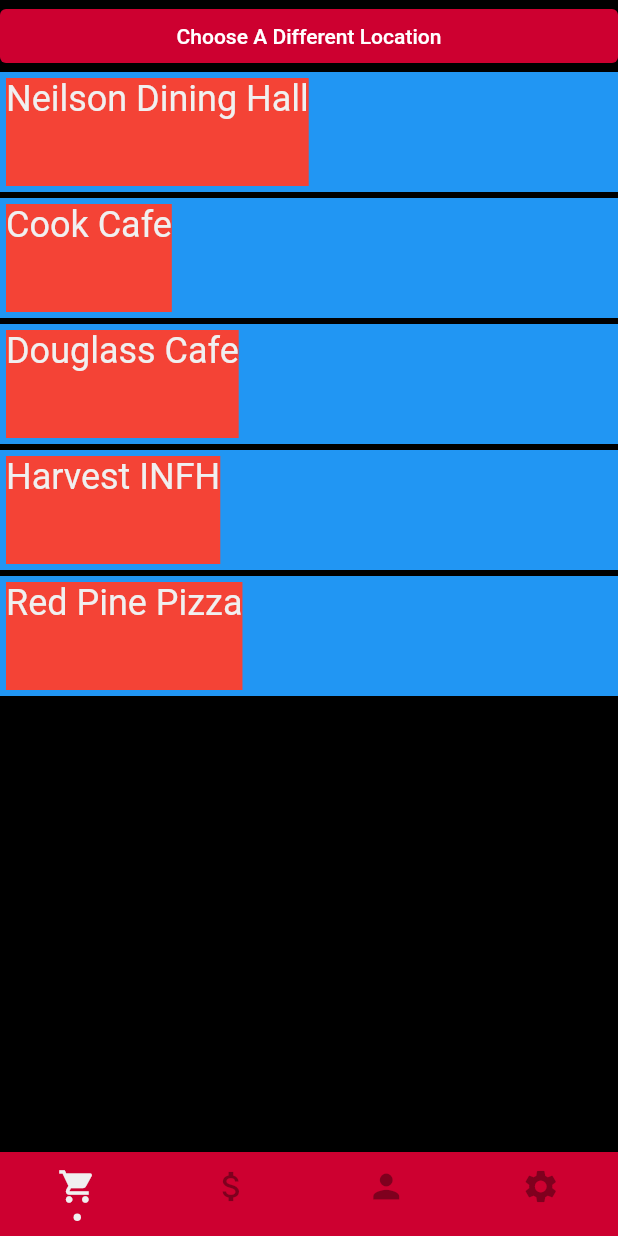
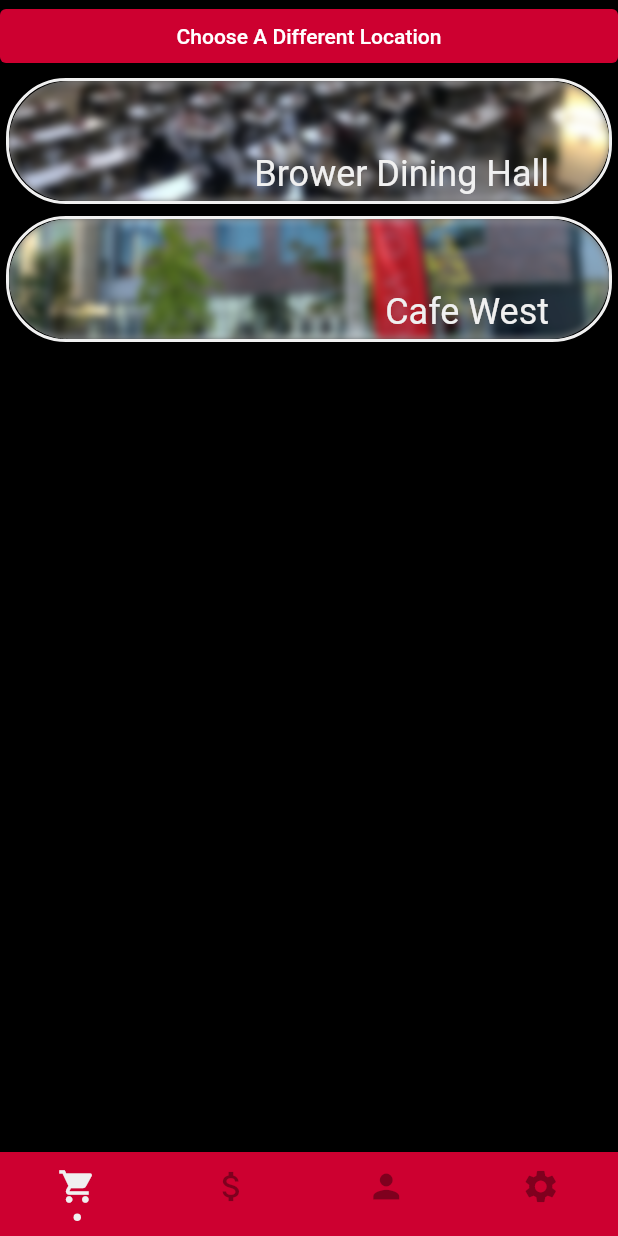
Before and after one commit to SoPat712/RUSwipeShare, a Flutter app: the screen it shows once a user with an empty profile is signed in, after a tap on "College Avenue", on a phone screen of 412 x 824 dp. Run offline on Flutter 3.47's test engine with Material 2 defaults, Android fonts, the phone set to English and light mode, and no system bars; drawn by our look-alikes of persistent_bottom_nav_bar; our stand-ins replace cloud_firestore, firebase_auth, firebase_core, firebase_database, flutter_credit_card, google_fonts and 1 more; missing offline and left inert: dart:ffi, flutter_stripe, flutterfire_ui, material_dialogs; accounts and stored records are empty.

```diff
--- a/lib/buy.dart
+++ b/lib/buy.dart
@@ -1,8 +1,12 @@
+import 'dart:collection';
+import 'dart:ui';
+
 import 'package:flutter/material.dart';
 import 'package:material_dialogs/shared/types.dart';
 import 'package:material_dialogs/widgets/buttons/icon_button.dart';
 import 'package:material_dialogs/widgets/buttons/icon_outline_button.dart';
 import 'package:material_dialogs/material_dialogs.dart';
+import 'package:ruswipeshare/main.dart';
 
 enum CampusState { campuses, list_options, offers }
 
@@ -18,9 +22,23 @@ final List<String> entries = <String>[
   'Pearl Morse',
   'Jana Munguia'
 ];
+final Map<String, String> nameToAsset = {
+  'Brower Dining Hall': 'brower.jpg',
+  'Cafe West': 'cafe_west.jpg',
+  'Busch Dining Hall': 'bdh.jpg',
+  'Woody\'s Cafe': 'woodys.jpg',
+  'Livingston Dining Hall': 'ldh.jpg',
+  'Kilmer\'s Market': 'kilmers.png',
+  'Sbarro\'s': 'sbarros.jpg',
+  'Neilson Dining Hall': 'neilson.jpg',
+  'Cook Cafe': 'cook_cafe.jpg',
+  'Douglass Cafe': 'doug_cafe.jpg',
+  'Harvest INFH': 'harvest.jpg',
+  'Red Pine Pizza': 'red_pine.jpg'
+};
 final List<List<String>> eatingLocations = [
   <String>['Brower Dining Hall', 'Cafe West'],
-  <String>['Busch Dining Hall', 'Woody\'s'],
+  <String>['Busch Dining Hall', 'Woody\'s Cafe'],
   <String>[
     'Livingston Dining Hall',
     'Kilmer\'s Market',
@@ -35,6 +53,11 @@ final List<List<String>> eatingLocations = [
   ]
 ];
 final List<int> colorCodes = <int>[600, 500, 100];
+final List<String> timeBgAssets = <String>[
+  'assets/daytime_swipe.jpg',
+  'assets/afternoon_swipe.jpg',
+  'assets/nighttime_swipe.jpg'
+];
 
 class BuyScreen extends StatefulWidget {
   const BuyScreen({Key? key}) : super(key: key);
@@ -58,22 +81,23 @@ class _BuyScreenState extends State<BuyScreen> {
                   child: Center(
                 child: GridView.count(
                   shrinkWrap: true,
-                  physics: NeverScrollableScrollPhysics(),
+                  physics: const NeverScrollableScrollPhysics(),
                   crossAxisCount: 2,
                   crossAxisSpacing: 15,
                   childAspectRatio: 0.8,
                   mainAxisSpacing: 20,
-                  padding: EdgeInsets.all(10),
+                  padding: const EdgeInsets.all(10),
                   children: [
                     InkWell(
                       onTap: () {
                         setState(() {
                           _currentState = CampusState.list_options;
-                          _diningOptions = eatingLocations[3];
+                          _diningOptions = eatingLocations[0];
                         });
                       },
                       child: ClipRRect(
-                        borderRadius: BorderRadius.all(Radius.circular(25)),
+                        borderRadius:
+                            const BorderRadius.all(Radius.circular(25)),
                         child: Column(
                           children: [
                             Expanded(
@@ -84,9 +108,9 @@ class _BuyScreenState extends State<BuyScreen> {
                             ),
                             Container(
                               width: double.infinity,
-                              padding: EdgeInsets.all(8),
+                              padding: const EdgeInsets.all(8),
                               color: Colors.red,
-                              child: Text(
+                              child: const Text(
                                 "College Avenue",
                                 textAlign: TextAlign.center,
                               ),
@@ -95,8 +119,16 @@ class _BuyScreenState extends State<BuyScreen> {
                         ),
                       ),
                     ),
-                    ClipRRect(
-                      borderRadius: BorderRadius.all(Radius.circular(25)),
+                    InkWell(
+                      onTap: () {
+                        setState(() {
+                          _currentState = CampusState.list_options;
+                          _diningOptions = eatingLocations[1];
+                        });
+                      },
+                      child: ClipRRect(
+                        borderRadius:
+                            const BorderRadius.all(Radius.circular(25)),
                         child: Column(
                           children: [
                             Expanded(
@@ -107,9 +139,9 @@ class _BuyScreenState extends State<BuyScreen> {
                             ),
                             Container(
                               width: double.infinity,
-                            padding: EdgeInsets.all(8),
-                            color: Colors.green,
-                            child: Text(
+                              padding: const EdgeInsets.all(8),
+                              color: Colors.red,
+                              child: const Text(
                                 "Busch",
                                 textAlign: TextAlign.center,
                               ),
@@ -117,8 +149,17 @@ class _BuyScreenState extends State<BuyScreen> {
                           ],
                         ),
                       ),
-                    ClipRRect(
-                      borderRadius: BorderRadius.all(Radius.circular(25)),
+                    ),
+                    InkWell(
+                      onTap: () {
+                        setState(() {
+                          _currentState = CampusState.list_options;
+                          _diningOptions = eatingLocations[2];
+                        });
+                      },
+                      child: ClipRRect(
+                        borderRadius:
+                            const BorderRadius.all(Radius.circular(25)),
                         child: Column(
                           children: [
                             Expanded(
@@ -129,18 +170,27 @@ class _BuyScreenState extends State<BuyScreen> {
                             ),
                             Container(
                               width: double.infinity,
-                            padding: EdgeInsets.all(8),
-                            color: Colors.blue,
-                            child: Text(
-                              "Livingston",
+                              padding: const EdgeInsets.all(8),
+                              color: Colors.red,
+                              child: const Text(
+                                "Livi",
                                 textAlign: TextAlign.center,
                               ),
                             ),
                           ],
                         ),
                       ),
-                    ClipRRect(
-                      borderRadius: BorderRadius.all(Radius.circular(25)),
+                    ),
+                    InkWell(
+                      onTap: () {
+                        setState(() {
+                          _currentState = CampusState.list_options;
+                          _diningOptions = eatingLocations[3];
+                        });
+                      },
+                      child: ClipRRect(
+                        borderRadius:
+                            const BorderRadius.all(Radius.circular(25)),
                         child: Column(
                           children: [
                             Expanded(
@@ -151,14 +201,15 @@ class _BuyScreenState extends State<BuyScreen> {
                             ),
                             Container(
                               width: double.infinity,
-                            padding: EdgeInsets.all(8),
-                            color: Colors.yellow[700],
-                            child: Text(
+                              padding: const EdgeInsets.all(8),
+                              color: Colors.red,
+                              child: const Text(
                                 "Cook-Douglass",
                                 textAlign: TextAlign.center,
                               ),
                             ),
                           ],
+                        ),
                       ),
                     ),
                   ],
@@ -169,8 +220,7 @@ class _BuyScreenState extends State<BuyScreen> {
         );
       case CampusState.list_options:
         return Scaffold(
-            body: Column(
-          children: [
+          body: Column(children: [
             Container(
               width: double.infinity,
               child: ElevatedButton(
@@ -179,51 +229,63 @@ class _BuyScreenState extends State<BuyScreen> {
                       _currentState = CampusState.campuses;
                     });
                   },
-                  child: Text("Choose A Different Location")),
+                  child: const Text("Choose A Different Location")),
             ),
             Expanded(
               child: ListView.builder(
-                physics: BouncingScrollPhysics(),
+                  physics: const BouncingScrollPhysics(),
                   itemCount: _diningOptions.length,
                   padding: EdgeInsets.zero,
                   itemBuilder: (BuildContext context, int index) {
-                  return InkWell(
+                    return Container(
+                      margin: const EdgeInsets.all(4),
+                      decoration: BoxDecoration(
+                          border: Border.all(
+                              color: CustomMaterialColor(240, 240, 240).mdColor,
+                              width: 2),
+                          borderRadius:
+                              const BorderRadius.all(Radius.circular(40))),
+                      child: InkWell(
                         onTap: () {
                           setState(() {
                             _currentState = CampusState.offers;
                             _selectedLocation = _diningOptions.elementAt(index);
                           });
                         },
+                        child: ClipRRect(
+                          borderRadius:
+                              const BorderRadius.all(Radius.circular(40)),
                           child: Container(
                             height: 80,
-                      color: Colors.blue,
-                      margin: const EdgeInsets.only(bottom: 4),
-                      child: Row(
-                        children: [
-                          Container(
-                            color: Colors.red,
-                            margin: EdgeInsets.only(top: 4, left: 4, bottom: 4),
-                            child: Column(
-                              crossAxisAlignment: CrossAxisAlignment.start,
-                              children: [
-                                Text(
+                            decoration: BoxDecoration(
+                                image: DecorationImage(
+                              fit: BoxFit.cover,
+                              image: AssetImage("assets/" +
+                                  nameToAsset[
+                                      _diningOptions.elementAt(index)]!),
+                            )),
+                            child: BackdropFilter(
+                              filter: ImageFilter.blur(sigmaX: 3, sigmaY: 3),
+                              child: Container(
+                                padding: const EdgeInsets.only(right: 40),
+                                alignment: Alignment.bottomRight,
+                                margin: const EdgeInsets.only(
+                                    top: 4, left: 20, bottom: 4),
+                                child: Text(
                                   _diningOptions[index],
-                                  textAlign: TextAlign.start,
                                   overflow: TextOverflow.ellipsis,
                                   style: const TextStyle(fontSize: 24),
                                 ),
-                              ],
                               ),
                             ),
-                        ],
+                          ),
                         ),
                       ),
                     );
-                },
-              ),
-            ),
-          ],
-        ));
+                  }),
+            )
+          ]),
+        );
       case CampusState.offers:
         return Scaffold(
           body: Column(
@@ -247,15 +309,15 @@ class _BuyScreenState extends State<BuyScreen> {
               ]),
               Expanded(
                 child: ListView.builder(
-                    physics: BouncingScrollPhysics(),
+                    physics: const BouncingScrollPhysics(),
                     itemCount: 30,
                     padding: EdgeInsets.zero,
                     itemBuilder: (BuildContext context, int index) {
                       return InkWell(
                         onTap: () {
                           Dialogs.materialDialog(
-                            color: Colors.white,
-                            customView: TransactionDetails(),
+                            color: CustomMaterialColor(240, 240, 240).mdColor,
+                            customView: const TransactionDetails(),
                             customViewPosition:
                                 CustomViewPosition.BEFORE_ACTION,
                             msg:
@@ -267,7 +329,7 @@ class _BuyScreenState extends State<BuyScreen> {
                                 onPressed: () {},
                                 text: 'Cancel',
                                 iconData: Icons.cancel_outlined,
-                                textStyle: TextStyle(color: Colors.grey),
+                                textStyle: const TextStyle(color: Colors.grey),
                                 iconColor: Colors.grey,
                               ),
                               IconsButton(
@@ -275,35 +337,53 @@ class _BuyScreenState extends State<BuyScreen> {
                                 text: 'Purchase',
                                 iconData: Icons.done,
                                 color: Colors.blue,
-                                textStyle: TextStyle(color: Colors.white),
                                 iconColor: Colors.white,
                               ),
                             ],
                           );
                         },
                         child: Container(
+                          decoration: BoxDecoration(
+                              border: Border.all(
+                                  color: CustomMaterialColor(240, 240, 240)
+                                      .mdColor,
+                                  width: 2),
+                              borderRadius:
+                                  const BorderRadius.all(Radius.circular(40))),
+                          margin: const EdgeInsets.all(4),
                           height: 80,
-                          // color: Colors.blue,
-                          margin: const EdgeInsets.only(bottom: 4),
+                          child: ClipRRect(
+                            borderRadius:
+                                const BorderRadius.all(Radius.circular(40)),
+                            child: Container(
+                              decoration: BoxDecoration(
+                                  image: DecorationImage(
+                                colorFilter: const ColorFilter.mode(
+                                    Colors.black26, BlendMode.darken),
+                                fit: BoxFit.cover,
+                                image: AssetImage(timeBgAssets[index % 3]),
+                              )),
+                              child: BackdropFilter(
+                                filter: ImageFilter.blur(sigmaX: 2, sigmaY: 2),
                                 child: Row(
                                   children: [
                                     Expanded(
                                       flex: 7,
                                       child: Container(
-                                  color: Colors.red,
-                                  margin: EdgeInsets.only(
+                                        padding: EdgeInsets.only(left: 20),
+                                        // color: Colors.red,
+                                        margin: const EdgeInsets.only(
                                             top: 4, left: 4, bottom: 4),
                                         child: Column(
                                           crossAxisAlignment:
                                               CrossAxisAlignment.start,
                                           children: [
                                             Text(
-                                        entries[index % entries.length] +
-                                            " " +
-                                            _selectedLocation,
+                                              entries[index % entries.length],
                                               textAlign: TextAlign.start,
                                               overflow: TextOverflow.ellipsis,
-                                        style: const TextStyle(fontSize: 24),
+                                              style:
+                                                  const TextStyle(fontSize: 20),
                                             ),
                                             Row(
                                               children: const [
@@ -311,7 +391,8 @@ class _BuyScreenState extends State<BuyScreen> {
                                                 Icon(Icons.star, size: 16),
                                                 Icon(Icons.star, size: 16),
                                                 Icon(Icons.star_half, size: 16),
-                                          Icon(Icons.star_border, size: 16),
+                                                Icon(Icons.star_border,
+                                                    size: 16),
                                               ],
                                             ),
                                             Expanded(
@@ -322,8 +403,10 @@ class _BuyScreenState extends State<BuyScreen> {
                                                   Text(
                                                     '88:88PM - 88:88PM',
                                                     textAlign: TextAlign.start,
-                                              overflow: TextOverflow.ellipsis,
-                                              style: TextStyle(fontSize: 16),
+                                                    overflow:
+                                                        TextOverflow.ellipsis,
+                                                    style:
+                                                        TextStyle(fontSize: 16),
                                                   ),
                                                 ],
                                               ),
@@ -335,15 +418,18 @@ class _BuyScreenState extends State<BuyScreen> {
                                     Expanded(
                                       flex: 3,
                                       child: Container(
-                                  color: Colors.orange,
-                                  child: const Text(
+                                        padding: EdgeInsets.only(right: 15),
+                                        child: Text(
                                           '\$88',
-                                    textAlign: TextAlign.center,
-                                    style: const TextStyle(fontSize: 44),
+                                          textAlign: TextAlign.end,
+                                          style: TextStyle(fontSize: 44),
                                         ),
                                       ),
-                              )
+                                    ),
                                   ],
+                                ),
+                              ),
+                            ),
                           ),
                         ),
                       );
--- a/lib/home.dart
+++ b/lib/home.dart
@@ -79,7 +79,7 @@ class _HomeScreenState extends State<HomeScreen> {
       stateManagement: true, // Default is true.
       hideNavigationBarWhenKeyboardShows:
           true, // Recommended to set 'resizeToAvoidBottomInset' as true while using this argument. Default is true.
-      decoration: NavBarDecoration(
+      decoration: const NavBarDecoration(
           // border: Border(
           //   top: BorderSide(width: 2.0, color: Colors.white),
           // ),
```
Also changed, not shown: lib/profile_screen_custom.dart (+26 -14 lines), lib/sell.dart (+29 -10 lines), assets/afternoon_swipe.jpg (added), assets/bdh.jpg (added), assets/brower.jpg (added), assets/cafe_west.jpg (added), assets/cook_cafe.jpg (added), assets/daytime_swipe.jpg (added), assets/doug_cafe.jpg (added), assets/harvest.jpg (added), assets/kilmers.png (added), assets/ldh.jpg (added), assets/neilson.jpg (added), assets/nighttime_swipe.jpg (added), 4 more files. Lines whose indentation alone changed are shown as unchanged.
